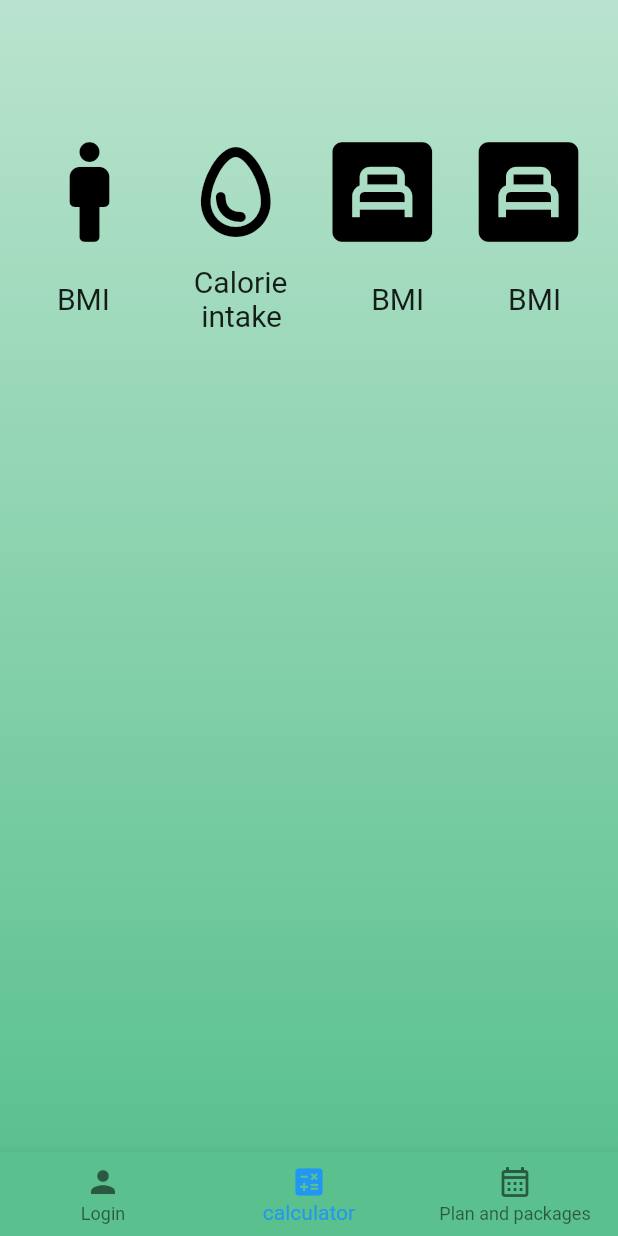
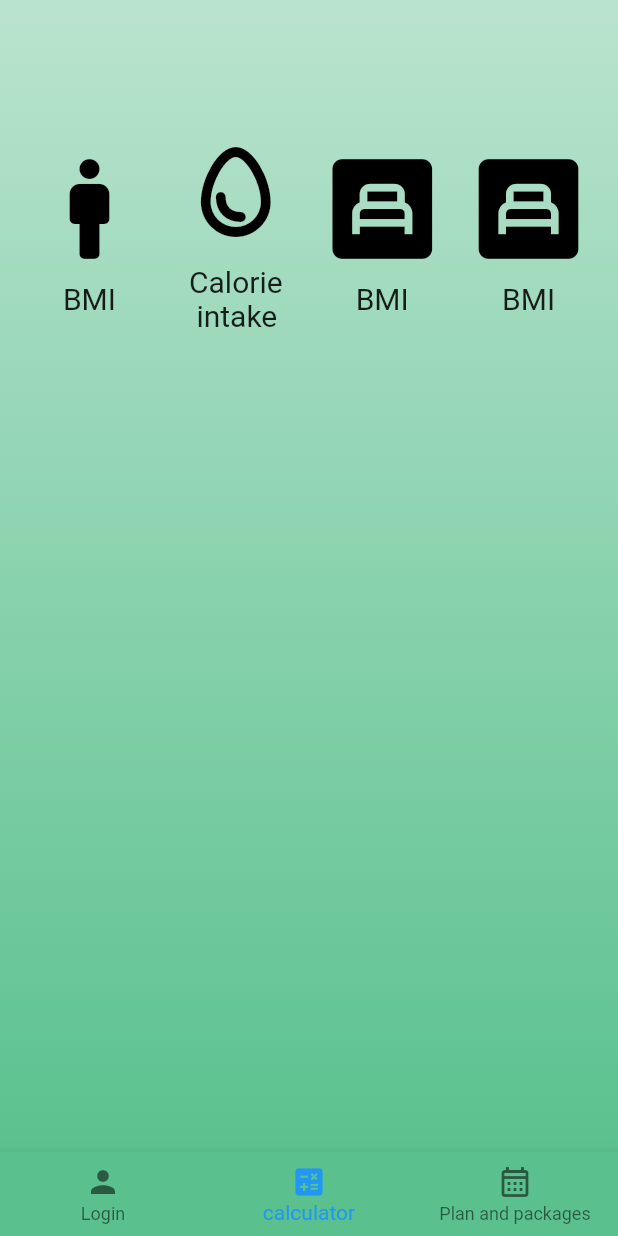
Before and after one commit to HemanDas/flutter_application_1, a Flutter app: the navigate screen opened directly, item 2 of the bottom bar chosen, on a phone screen of 412 x 824 dp. Run offline on Flutter 3.47's test engine with Material 2 defaults, Android fonts, the phone set to English and light mode, and no system bars.

Commit message:
some changes in container dart

```diff
--- a/lib/pages/container.dart
+++ b/lib/pages/container.dart
@@ -1,6 +1,7 @@
 import 'package:flutter/material.dart';
-import 'package:flutter_application_1/pages/BMI.dart';
-import 'package:flutter_application_1/pages/loginpage.dart';
+import 'package:flutter_application_1/pages/calculator/BMI.dart';
+import 'package:flutter_application_1/pages/calculator/Calorie_calculator.dart';
+// import 'package:flutter_application_1/pages/loginpage.dart';
 
 class Body extends StatefulWidget {
   const Body({super.key});
@@ -43,6 +44,8 @@ class _calculatorState extends State<calculator> {
               Row(
                 mainAxisAlignment: MainAxisAlignment.spaceEvenly,
                 children: [
+                  Column(
+                    children: [
                       IconButton(
                         icon: const Icon(
                           Icons.man_rounded,
@@ -59,15 +62,37 @@ class _calculatorState extends State<calculator> {
                         },
                         iconSize: 80.0,
                       ),
+                      const Text(
+                        'BMI',
+                        style: TextStyle(fontSize: 20.0),
+                      ),
+                    ],
+                  ),
+                  Column(
+                    children: [
                       IconButton(
                         icon: const Icon(
                           Icons.egg_outlined,
                         ),
                         alignment: Alignment.topLeft,
                         color: Colors.black,
-                    onPressed: () {},
+                        onPressed: () {
+                          Navigator.push(
+                              context,
+                              MaterialPageRoute(
+                                builder: (context) => Caloriecalc(),
+                              ));
+                        },
                         iconSize: 80.0,
                       ),
+                      const Text(
+                        'Calorie\n intake',
+                        style: TextStyle(fontSize: 20.0),
+                      ),
+                    ],
+                  ),
+                  Column(
+                    children: [
                       IconButton(
                         icon: const Icon(
                           Icons.bedroom_child,
@@ -77,6 +102,14 @@ class _calculatorState extends State<calculator> {
                         onPressed: () {},
                         iconSize: 80.0,
                       ),
+                      const Text(
+                        'BMI',
+                        style: TextStyle(fontSize: 20.0),
+                      ),
+                    ],
+                  ),
+                  Column(
+                    children: [
                       IconButton(
                         icon: const Icon(
                           Icons.bedroom_child,
@@ -86,26 +119,11 @@ class _calculatorState extends State<calculator> {
                         onPressed: () {},
                         iconSize: 80.0,
                       ),
-                ],
-              ),
-              Row(
-                mainAxisAlignment: MainAxisAlignment.spaceAround,
-                children: const [
-                  Text(
+                      const Text(
                         'BMI',
                         style: TextStyle(fontSize: 20.0),
                       ),
-                  Text(
-                    'Calorie\n intake',
-                    style: TextStyle(fontSize: 20.0),
-                  ),
-                  Text(
-                    'BMI',
-                    style: TextStyle(fontSize: 20.0),
-                  ),
-                  Text(
-                    'BMI',
-                    style: TextStyle(fontSize: 20.0),
+                    ],
                   ),
                 ],
               ),
```
Lines whose indentation alone changed are shown as unchanged.
